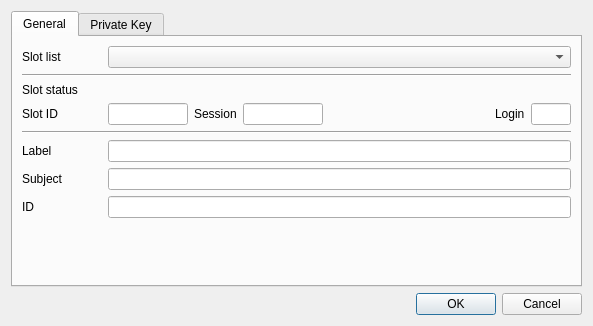
Old version of the form CryptokiMan/create_ec_pri_key_dlg.ui in the repository jykim74/CryptokiMan.
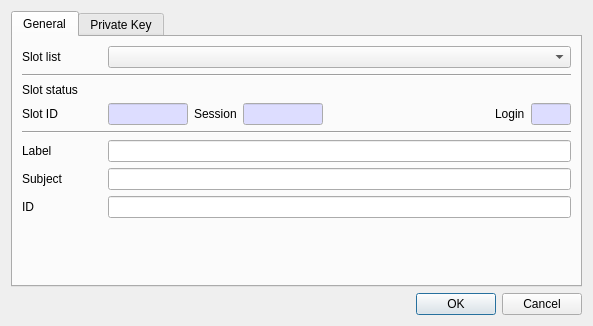
New version of the form.

Commit message: Read Only 입력창 색지정

Diff of the .ui file:
```diff
--- a/CryptokiMan/create_ec_pri_key_dlg.ui
+++ b/CryptokiMan/create_ec_pri_key_dlg.ui
@@ -81,6 +81,46 @@
              <height>16777215</height>
             </size>
            </property>
+           <property name="palette">
+            <palette>
+             <active>
+              <colorrole role="Base">
+               <brush brushstyle="SolidPattern">
+                <color alpha="255">
+                 <red>221</red>
+                 <green>221</green>
+                 <blue>255</blue>
+                </color>
+               </brush>
+              </colorrole>
+             </active>
+             <inactive>
+              <colorrole role="Base">
+               <brush brushstyle="SolidPattern">
+                <color alpha="255">
+                 <red>221</red>
+                 <green>221</green>
+                 <blue>255</blue>
+                </color>
+               </brush>
+              </colorrole>
+             </inactive>
+             <disabled>
+              <colorrole role="Base">
+               <brush brushstyle="SolidPattern">
+                <color alpha="255">
+                 <red>240</red>
+                 <green>240</green>
+                 <blue>240</blue>
+                </color>
+               </brush>
+              </colorrole>
+             </disabled>
+            </palette>
+           </property>
+           <property name="readOnly">
+            <bool>true</bool>
+           </property>
           </widget>
          </item>
          <item row="0" column="1">
@@ -91,6 +131,46 @@
              <height>16777215</height>
             </size>
            </property>
+           <property name="palette">
+            <palette>
+             <active>
+              <colorrole role="Base">
+               <brush brushstyle="SolidPattern">
+                <color alpha="255">
+                 <red>221</red>
+                 <green>221</green>
+                 <blue>255</blue>
+                </color>
+               </brush>
+              </colorrole>
+             </active>
+             <inactive>
+              <colorrole role="Base">
+               <brush brushstyle="SolidPattern">
+                <color alpha="255">
+                 <red>221</red>
+                 <green>221</green>
+                 <blue>255</blue>
+                </color>
+               </brush>
+              </colorrole>
+             </inactive>
+             <disabled>
+              <colorrole role="Base">
+               <brush brushstyle="SolidPattern">
+                <color alpha="255">
+                 <red>240</red>
+                 <green>240</green>
+                 <blue>240</blue>
+                </color>
+               </brush>
+              </colorrole>
+             </disabled>
+            </palette>
+           </property>
+           <property name="readOnly">
+            <bool>true</bool>
+           </property>
           </widget>
          </item>
          <item row="0" column="5">
@@ -108,6 +188,46 @@
              <height>16777215</height>
             </size>
            </property>
+           <property name="palette">
+            <palette>
+             <active>
+              <colorrole role="Base">
+               <brush brushstyle="SolidPattern">
+                <color alpha="255">
+                 <red>221</red>
+                 <green>221</green>
+                 <blue>255</blue>
+                </color>
+               </brush>
+              </colorrole>
+             </active>
+             <inactive>
+              <colorrole role="Base">
+               <brush brushstyle="SolidPattern">
+                <color alpha="255">
+                 <red>221</red>
+                 <green>221</green>
+                 <blue>255</blue>
+                </color>
+               </brush>
+              </colorrole>
+             </inactive>
+             <disabled>
+              <colorrole role="Base">
+               <brush brushstyle="SolidPattern">
+                <color alpha="255">
+                 <red>240</red>
+                 <green>240</green>
+                 <blue>240</blue>
+                </color>
+               </brush>
+              </colorrole>
+             </disabled>
+            </palette>
+           </property>
+           <property name="readOnly">
+            <bool>true</bool>
+           </property>
           </widget>
          </item>
          <item row="0" column="2">
```
The commit also changes 22 other files.
